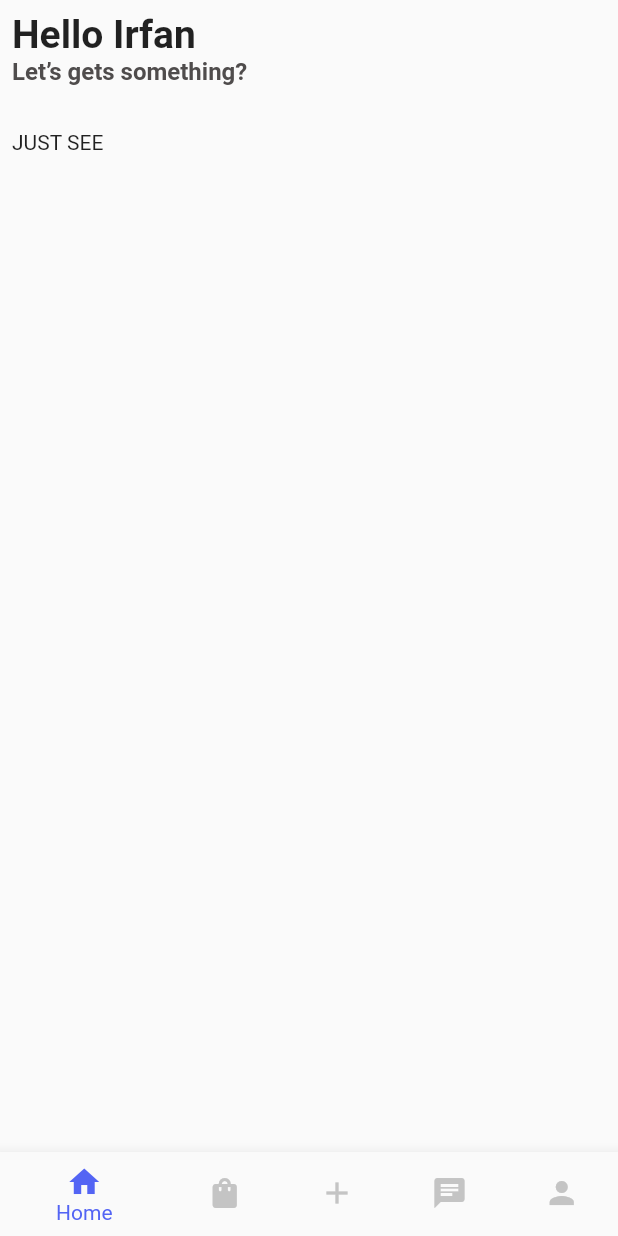
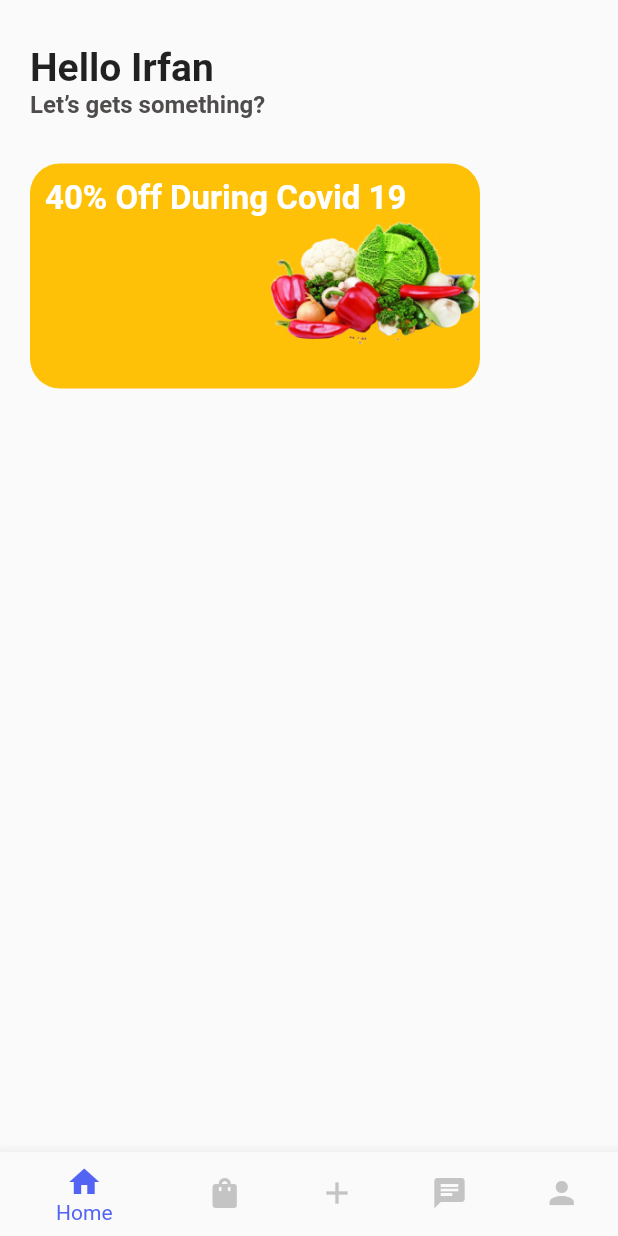
Before and after one commit to irfan701/Flutter, a Flutter app: the screen it shows after launch, on a phone screen of 412 x 824 dp. Run offline on Flutter 3.47's test engine with Material 2 defaults, Android fonts, the phone set to English and light mode, and no system bars.

Commit message:
Container With image & Text
Container With image & Text

```diff
--- a/bin/day4/first_app/lib/pages/home.dart
+++ b/bin/day4/first_app/lib/pages/home.dart
@@ -10,7 +10,7 @@ class HomeScreen extends StatelessWidget {
       // backgroundColor: Colors.amber
       body: SafeArea(
         child: Padding(
-          padding: const EdgeInsets.all(8.0),
+          padding: const EdgeInsets.only(left: 20, top: 30),
           child: Column(
             children: [
               Text("Hello Irfan",
@@ -23,7 +23,32 @@ class HomeScreen extends StatelessWidget {
               SizedBox(
                 height: 30,
               ),
-              Text("JUST SEE")
+              Container(
+                  width: 300,
+                  height: 150,
+                  decoration: BoxDecoration(
+                      color: Colors.amber,
+                      borderRadius: BorderRadius.all(Radius.circular(20))),
+                  child: Padding(
+                    padding: EdgeInsets.only(left: 10, top: 10),
+                    child: Column(
+                      children: [
+                        Text("40% Off During Covid 19",
+                            style: TextStyle(
+                              fontSize: 22,
+                              fontWeight: FontWeight.w600,
+                              color: Colors.white,
+                            )),
+                        Align(
+                            alignment: Alignment.bottomRight,
+                            child: Image.asset(
+                              'assets/fruits.png',
+                              width: 140,
+                            ))
+                      ],
+                      crossAxisAlignment: CrossAxisAlignment.start,
+                    ),
+                  ))
             ],
             crossAxisAlignment: CrossAxisAlignment.start,
           ),
--- a/bin/day4/first_app/pubspec.yaml
+++ b/bin/day4/first_app/pubspec.yaml
@@ -58,9 +58,9 @@ flutter:
   uses-material-design: true
 
   # To add assets to your application, add an assets section, like this:
-  # assets:
-  #   - images/a_dot_burr.jpeg
-  #   - images/a_dot_ham.jpeg
+  assets:
+    - assets/fruits.png
+    - assets/watch.png
 
   # An image asset can refer to one or more resolution-specific "variants", see
   # https://flutter.dev/assets-and-images/#resolution-aware
```
Also changed, not shown: bin/day4/first_app/assets/fruits.png (added), bin/day4/first_app/assets/watch.png (added).
